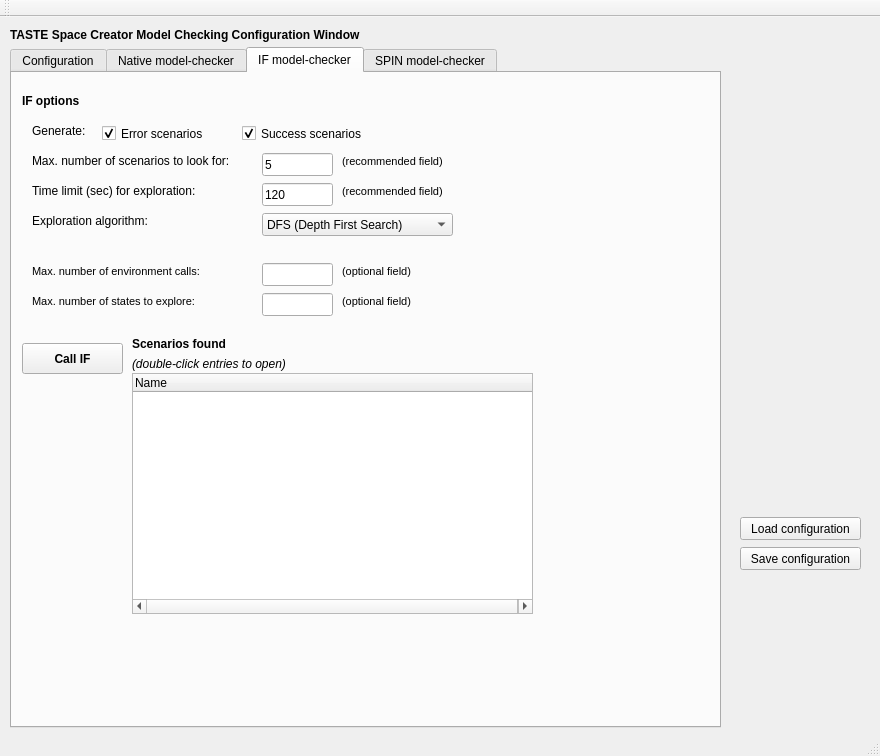
This is src/libs/libiveditor/modelchecking/modelcheckingwindow.ui in esa/spacecreator as Qt 5 draws it before an edit. The edited form follows.
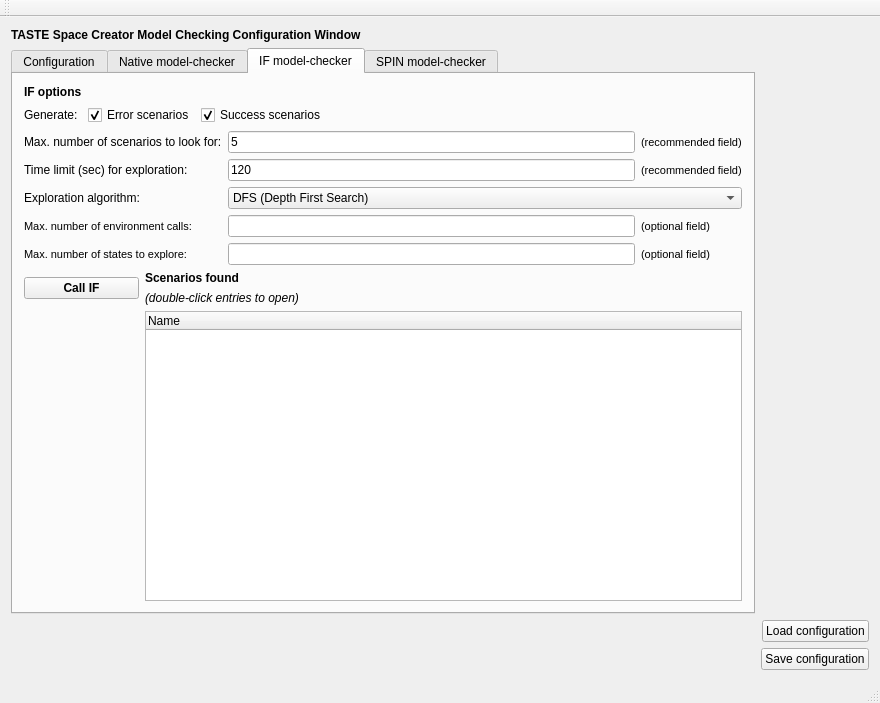
This is the edited form. The open tabs and pages were chosen to show the change.

Commit message: MC window with widget Grid Layout to allow resizing.

What changed in the file:
```diff
--- a/src/libs/libiveditor/modelchecking/modelcheckingwindow.ui
+++ b/src/libs/libiveditor/modelchecking/modelcheckingwindow.ui
@@ -7,22 +7,16 @@
     <x>0</x>
     <y>0</y>
     <width>880</width>
-    <height>756</height>
+    <height>703</height>
    </rect>
   </property>
   <property name="windowTitle">
    <string>Model Checking Window</string>
   </property>
   <widget class="QWidget" name="centralWidget">
+   <layout class="QGridLayout" name="gridLayout">
+    <item row="1" column="0">
    <widget class="QTabWidget" name="tabWidget">
-    <property name="geometry">
-     <rect>
-      <x>10</x>
-      <y>30</y>
-      <width>711</width>
-      <height>681</height>
-     </rect>
-    </property>
     <property name="currentIndex">
      <number>0</number>
     </property>
@@ -222,161 +216,23 @@
      <attribute name="title">
       <string>IF model-checker</string>
      </attribute>
-     <widget class="QLabel" name="label_4">
-      <property name="geometry">
-       <rect>
-        <x>10</x>
-        <y>20</y>
-        <width>81</width>
-        <height>16</height>
-       </rect>
-      </property>
-      <property name="font">
-       <font>
-        <weight>75</weight>
-        <bold>true</bold>
-       </font>
-      </property>
-      <property name="text">
-       <string>IF options</string>
-      </property>
-     </widget>
-     <widget class="QLabel" name="label_5">
-      <property name="geometry">
-       <rect>
-        <x>20</x>
-        <y>190</y>
-        <width>231</width>
-        <height>16</height>
-       </rect>
-      </property>
-      <property name="font">
-       <font>
-        <pointsize>8</pointsize>
-       </font>
-      </property>
-      <property name="text">
-       <string>Max. number of environment calls:</string>
-      </property>
-     </widget>
-     <widget class="QLabel" name="label_6">
-      <property name="geometry">
-       <rect>
-        <x>20</x>
-        <y>80</y>
-        <width>231</width>
-        <height>16</height>
-       </rect>
-      </property>
-      <property name="text">
-       <string>Max. number of scenarios to look for:</string>
-      </property>
-     </widget>
-     <widget class="QLabel" name="label_7">
-      <property name="geometry">
-       <rect>
-        <x>20</x>
-        <y>220</y>
-        <width>211</width>
-        <height>16</height>
-       </rect>
-      </property>
-      <property name="font">
-       <font>
-        <pointsize>8</pointsize>
-       </font>
-      </property>
-      <property name="text">
-       <string>Max. number of states to explore:</string>
-      </property>
-     </widget>
+       <layout class="QGridLayout" name="gridLayout_3">
+        <item row="4" column="0" colspan="3">
      <widget class="QLabel" name="label_8">
-      <property name="geometry">
-       <rect>
-        <x>20</x>
-        <y>140</y>
-        <width>151</width>
-        <height>16</height>
-       </rect>
-      </property>
       <property name="text">
        <string>Exploration algorithm:</string>
       </property>
      </widget>
-     <widget class="QLabel" name="label_9">
-      <property name="geometry">
-       <rect>
-        <x>20</x>
-        <y>110</y>
-        <width>201</width>
-        <height>16</height>
-       </rect>
-      </property>
-      <property name="text">
-       <string>Time limit (sec) for exploration:</string>
-      </property>
-     </widget>
-     <widget class="QLineEdit" name="lineEdit_maxNumEnvRICalls">
-      <property name="geometry">
-       <rect>
-        <x>250</x>
-        <y>190</y>
-        <width>71</width>
-        <height>23</height>
-       </rect>
-      </property>
-      <property name="text">
-       <string/>
-      </property>
-     </widget>
-     <widget class="QLineEdit" name="lineEdit_maxNumScenarios">
-      <property name="geometry">
-       <rect>
-        <x>250</x>
-        <y>80</y>
-        <width>71</width>
-        <height>23</height>
-       </rect>
-      </property>
-      <property name="text">
-       <string>5</string>
-      </property>
-     </widget>
+        </item>
+        <item row="6" column="4">
      <widget class="QLineEdit" name="lineEdit_maxNumStates">
-      <property name="geometry">
-       <rect>
-        <x>250</x>
-        <y>220</y>
-        <width>71</width>
-        <height>23</height>
-       </rect>
-      </property>
       <property name="text">
        <string/>
       </property>
      </widget>
-     <widget class="QLineEdit" name="lineEdit_timeLimit">
-      <property name="geometry">
-       <rect>
-        <x>250</x>
-        <y>110</y>
-        <width>71</width>
-        <height>23</height>
-       </rect>
-      </property>
-      <property name="text">
-       <string>120</string>
-      </property>
-     </widget>
+        </item>
+        <item row="4" column="4" colspan="2">
      <widget class="QComboBox" name="comboBox_expAlgorithm">
-      <property name="geometry">
-       <rect>
-        <x>250</x>
-        <y>140</y>
-        <width>191</width>
-        <height>23</height>
-       </rect>
-      </property>
       <item>
        <property name="text">
         <string>DFS (Depth First Search)</string>
@@ -388,90 +244,9 @@
        </property>
       </item>
      </widget>
-     <widget class="QPushButton" name="pushButton_callIF">
-      <property name="geometry">
-       <rect>
-        <x>10</x>
-        <y>270</y>
-        <width>101</width>
-        <height>31</height>
-       </rect>
-      </property>
-      <property name="font">
-       <font>
-        <weight>75</weight>
-        <bold>true</bold>
-       </font>
-      </property>
-      <property name="text">
-       <string>Call IF</string>
-      </property>
-     </widget>
-     <widget class="QTreeWidget" name="treeWidget_results">
-      <property name="geometry">
-       <rect>
-        <x>120</x>
-        <y>300</y>
-        <width>401</width>
-        <height>241</height>
-       </rect>
-      </property>
-      <attribute name="headerDefaultSectionSize">
-       <number>400</number>
-      </attribute>
-      <attribute name="headerMinimumSectionSize">
-       <number>400</number>
-      </attribute>
-      <attribute name="headerStretchLastSection">
-       <bool>false</bool>
-      </attribute>
-      <column>
-       <property name="text">
-        <string>Name</string>
-       </property>
-      </column>
-     </widget>
-     <widget class="QCheckBox" name="checkBox_errorScenarios">
-      <property name="geometry">
-       <rect>
-        <x>90</x>
-        <y>50</y>
-        <width>141</width>
-        <height>21</height>
-       </rect>
-      </property>
-      <property name="text">
-       <string>Error scenarios</string>
-      </property>
-      <property name="checked">
-       <bool>true</bool>
-      </property>
-     </widget>
-     <widget class="QCheckBox" name="checkBox_successScenarios">
-      <property name="geometry">
-       <rect>
-        <x>230</x>
-        <y>50</y>
-        <width>161</width>
-        <height>21</height>
-       </rect>
-      </property>
-      <property name="text">
-       <string>Success scenarios</string>
-      </property>
-      <property name="checked">
-       <bool>true</bool>
-      </property>
-     </widget>
+        </item>
+        <item row="7" column="2" colspan="3">
      <widget class="QLabel" name="label_13">
-      <property name="geometry">
-       <rect>
-        <x>120</x>
-        <y>260</y>
-        <width>191</width>
-        <height>21</height>
-       </rect>
-      </property>
       <property name="font">
        <font>
         <weight>75</weight>
@@ -482,28 +257,85 @@
        <string>Scenarios found</string>
       </property>
      </widget>
+        </item>
+        <item row="1" column="3" colspan="3">
+         <widget class="QCheckBox" name="checkBox_successScenarios">
+          <property name="text">
+           <string>Success scenarios</string>
+          </property>
+          <property name="checked">
+           <bool>true</bool>
+          </property>
+         </widget>
+        </item>
+        <item row="3" column="0" colspan="3">
+         <widget class="QLabel" name="label_9">
+          <property name="text">
+           <string>Time limit (sec) for exploration:</string>
+          </property>
+         </widget>
+        </item>
+        <item row="8" column="2" colspan="3">
+         <widget class="QLabel" name="label_19">
+          <property name="font">
+           <font>
+            <pointsize>9</pointsize>
+            <italic>true</italic>
+           </font>
+          </property>
+          <property name="text">
+           <string>(double-click entries to open)</string>
+          </property>
+         </widget>
+        </item>
+        <item row="3" column="4">
+         <widget class="QLineEdit" name="lineEdit_timeLimit">
+          <property name="text">
+           <string>120</string>
+          </property>
+         </widget>
+        </item>
+        <item row="6" column="5">
+         <widget class="QLabel" name="label_16">
+          <property name="font">
+           <font>
+            <pointsize>8</pointsize>
+           </font>
+          </property>
+          <property name="text">
+           <string>(optional field)</string>
+          </property>
+         </widget>
+        </item>
+        <item row="1" column="0">
      <widget class="QLabel" name="label_10">
-      <property name="geometry">
-       <rect>
-        <x>20</x>
-        <y>50</y>
-        <width>59</width>
-        <height>15</height>
-       </rect>
-      </property>
       <property name="text">
        <string>Generate:</string>
       </property>
      </widget>
+        </item>
+        <item row="7" column="0" rowspan="2" colspan="2">
+         <widget class="QPushButton" name="pushButton_callIF">
+          <property name="font">
+           <font>
+            <weight>75</weight>
+            <bold>true</bold>
+           </font>
+          </property>
+          <property name="text">
+           <string>Call IF</string>
+          </property>
+         </widget>
+        </item>
+        <item row="5" column="4">
+         <widget class="QLineEdit" name="lineEdit_maxNumEnvRICalls">
+          <property name="text">
+           <string/>
+          </property>
+         </widget>
+        </item>
+        <item row="2" column="5">
      <widget class="QLabel" name="label_11">
-      <property name="geometry">
-       <rect>
-        <x>330</x>
-        <y>80</y>
-        <width>151</width>
-        <height>16</height>
-       </rect>
-      </property>
       <property name="font">
        <font>
         <pointsize>8</pointsize>
@@ -513,15 +345,54 @@
        <string>(recommended field)</string>
       </property>
      </widget>
+        </item>
+        <item row="2" column="4">
+         <widget class="QLineEdit" name="lineEdit_maxNumScenarios">
+          <property name="text">
+           <string>5</string>
+          </property>
+          <property name="maxLength">
+           <number>32767</number>
+          </property>
+         </widget>
+        </item>
+        <item row="1" column="1" colspan="2">
+         <widget class="QCheckBox" name="checkBox_errorScenarios">
+          <property name="text">
+           <string>Error scenarios</string>
+          </property>
+          <property name="checked">
+           <bool>true</bool>
+          </property>
+         </widget>
+        </item>
+        <item row="9" column="2" colspan="4">
+         <widget class="QTreeWidget" name="treeWidget_results">
+          <attribute name="headerDefaultSectionSize">
+           <number>400</number>
+          </attribute>
+          <attribute name="headerMinimumSectionSize">
+           <number>400</number>
+          </attribute>
+          <attribute name="headerStretchLastSection">
+           <bool>true</bool>
+          </attribute>
+          <column>
+           <property name="text">
+            <string>Name</string>
+           </property>
+          </column>
+         </widget>
+        </item>
+        <item row="2" column="0" colspan="4">
+         <widget class="QLabel" name="label_6">
+          <property name="text">
+           <string>Max. number of scenarios to look for:</string>
+          </property>
+         </widget>
+        </item>
+        <item row="3" column="5">
      <widget class="QLabel" name="label_12">
-      <property name="geometry">
-       <rect>
-        <x>330</x>
-        <y>110</y>
-        <width>151</width>
-        <height>16</height>
-       </rect>
-      </property>
       <property name="font">
        <font>
         <pointsize>8</pointsize>
@@ -531,15 +402,33 @@
        <string>(recommended field)</string>
       </property>
      </widget>
+        </item>
+        <item row="5" column="0" colspan="4">
+         <widget class="QLabel" name="label_5">
+          <property name="font">
+           <font>
+            <pointsize>8</pointsize>
+           </font>
+          </property>
+          <property name="text">
+           <string>Max. number of environment calls:</string>
+          </property>
+         </widget>
+        </item>
+        <item row="6" column="0" colspan="3">
+         <widget class="QLabel" name="label_7">
+          <property name="font">
+           <font>
+            <pointsize>8</pointsize>
+           </font>
+          </property>
+          <property name="text">
+           <string>Max. number of states to explore:</string>
+          </property>
+         </widget>
+        </item>
+        <item row="5" column="5">
      <widget class="QLabel" name="label_14">
-      <property name="geometry">
-       <rect>
-        <x>330</x>
-        <y>190</y>
-        <width>151</width>
-        <height>16</height>
-       </rect>
-      </property>
       <property name="font">
        <font>
         <pointsize>8</pointsize>
@@ -549,43 +438,21 @@
        <string>(optional field)</string>
       </property>
      </widget>
-     <widget class="QLabel" name="label_16">
-      <property name="geometry">
-       <rect>
-        <x>330</x>
-        <y>220</y>
-        <width>151</width>
-        <height>16</height>
-       </rect>
-      </property>
+        </item>
+        <item row="0" column="0">
+         <widget class="QLabel" name="label_4">
       <property name="font">
        <font>
-        <pointsize>8</pointsize>
+            <weight>75</weight>
+            <bold>true</bold>
        </font>
       </property>
       <property name="text">
-       <string>(optional field)</string>
-      </property>
-     </widget>
-     <widget class="QLabel" name="label_19">
-      <property name="geometry">
-       <rect>
-        <x>120</x>
-        <y>280</y>
-        <width>181</width>
-        <height>21</height>
-       </rect>
-      </property>
-      <property name="font">
-       <font>
-        <pointsize>9</pointsize>
-        <italic>true</italic>
-       </font>
-      </property>
-      <property name="text">
-       <string>(double-click entries to open)</string>
-      </property>
-     </widget>
+           <string>IF options</string>
+          </property>
+         </widget>
+        </item>
+       </layout>
     </widget>
     <widget class="QWidget" name="tab_4">
      <attribute name="title">
@@ -593,15 +460,9 @@
      </attribute>
     </widget>
    </widget>
+    </item>
+    <item row="0" column="0" alignment="Qt::AlignLeft|Qt::AlignTop">
    <widget class="QLabel" name="label_3">
-    <property name="geometry">
-     <rect>
-      <x>10</x>
-      <y>10</y>
-      <width>421</width>
-      <height>16</height>
-     </rect>
-    </property>
     <property name="font">
      <font>
       <weight>75</weight>
@@ -612,28 +473,9 @@
      <string>TASTE Space Creator Model Checking Configuration Window</string>
     </property>
    </widget>
-   <widget class="QPushButton" name="pushButton_saveConfiguration">
-    <property name="geometry">
-     <rect>
-      <x>740</x>
-      <y>530</y>
-      <width>121</width>
-      <height>23</height>
-     </rect>
-    </property>
-    <property name="text">
-     <string>Save configuration</string>
-    </property>
-   </widget>
+    </item>
+    <item row="3" column="1" alignment="Qt::AlignRight|Qt::AlignBottom">
    <widget class="QPushButton" name="pushButton_loadConfiguration">
-    <property name="geometry">
-     <rect>
-      <x>740</x>
-      <y>500</y>
-      <width>121</width>
-      <height>23</height>
-     </rect>
-    </property>
     <property name="font">
      <font>
       <weight>50</weight>
@@ -644,6 +486,15 @@
      <string>Load configuration</string>
     </property>
    </widget>
+    </item>
+    <item row="4" column="1" alignment="Qt::AlignRight">
+     <widget class="QPushButton" name="pushButton_saveConfiguration">
+      <property name="text">
+       <string>Save configuration</string>
+      </property>
+     </widget>
+    </item>
+   </layout>
   </widget>
   <widget class="QToolBar" name="mainToolBar">
    <attribute name="toolBarArea">
```
Left out of the diff: 230 changed lines with no effect on the pictures. Lines whose indentation alone changed are shown as unchanged.
